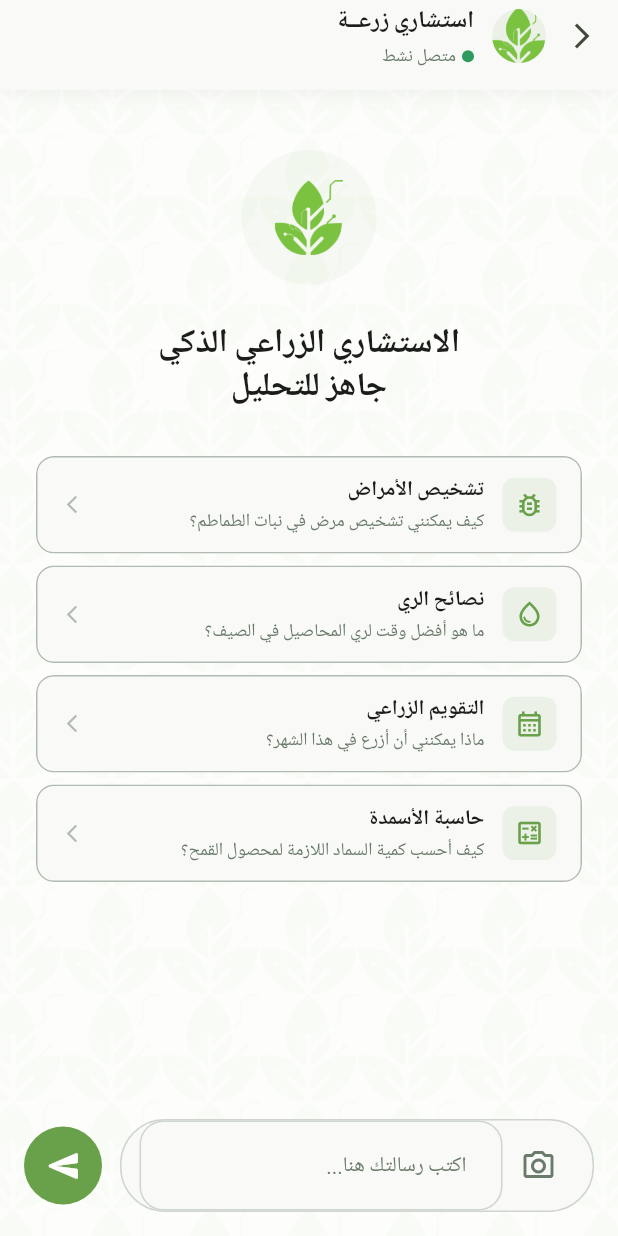
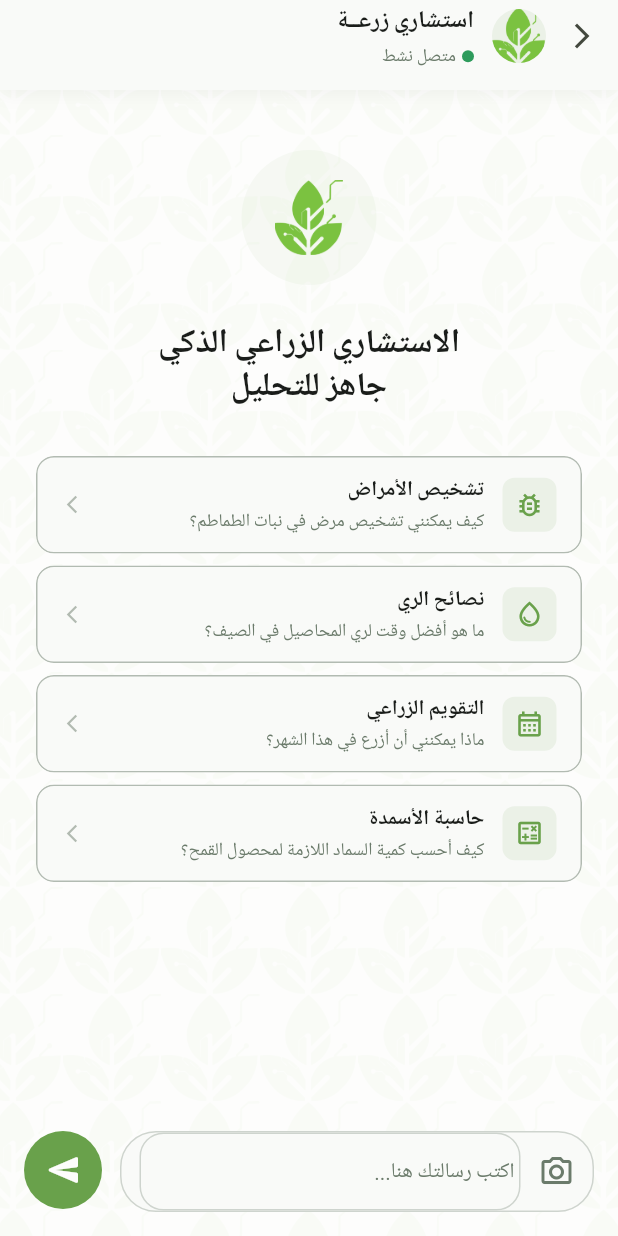
Before and after one commit to engsalah555/smart-farmer, a Flutter app: the ChatbotScreen screen opened by its route, on a phone screen of 412 x 824 dp. Run offline on Flutter 3.47's test engine with Material 3 defaults, Android fonts, the phone set to English and light mode, and no system bars; our stand-ins replace cached_network_image, camera, dio, firebase_core, firebase_database, fl_chart and 16 more; missing offline and left inert: camera_platform_interface, tflite_flutter; accounts and stored records are empty; network calls fail; Roboto replaces fonts that are missing (Cairo); project files that could hold a hidden picture were left out.

Commit message:
style(ai): merge image preview and text input into unified composer
- Wrap image preview and text field row in a single outer bordered container
- Adopt modern chat app composer layout (e.g. WhatsApp/iMessage)
- Align send button with the bottom of the composer as it expands

```diff
--- a/lib/features/ai/screens/chatbot_screen.dart
+++ b/lib/features/ai/screens/chatbot_screen.dart
@@ -552,23 +552,38 @@ class _ChatbotScreenState extends State<ChatbotScreen> {
   Widget _buildInputArea() {
     return Padding(
       padding: const EdgeInsets.all(16),
+      child: Row(
+        crossAxisAlignment: CrossAxisAlignment.end,
+        children: [
+          Expanded(
+            child: Container(
+              decoration: BoxDecoration(
+                color: context.surface,
+                borderRadius: BorderRadius.circular(24),
+                border: Border.all(color: context.border, width: 1),
+              ),
               child: Column(
+                mainAxisSize: MainAxisSize.min,
+                crossAxisAlignment: CrossAxisAlignment.start,
                 children: [
                   if (_selectedImage != null)
                     FadeInSlide(
                       beginOffset: const Offset(0, 0.5),
                       child: Container(
-                margin: const EdgeInsets.only(bottom: 12),
-                child: Align(
-                  alignment: AlignmentDirectional.centerStart,
+                        margin: const EdgeInsets.only(
+                          top: 16,
+                          right: 16,
+                          left: 16,
+                          bottom: 4,
+                        ),
                         child: Stack(
                           clipBehavior: Clip.none,
                           children: [
                             Container(
-                        width: 80,
-                        height: 80,
+                              width: 64,
+                              height: 64,
                               decoration: BoxDecoration(
-                          borderRadius: BorderRadius.circular(16),
+                                borderRadius: BorderRadius.circular(12),
                                 border: Border.all(
                                   color: context.primary.withValues(alpha: 0.3),
                                 ),
@@ -576,13 +591,13 @@ class _ChatbotScreenState extends State<ChatbotScreen> {
                               clipBehavior: Clip.antiAlias,
                               child: Image.file(
                                 File(_selectedImage!.path),
-                          cacheWidth: 200,
+                                cacheWidth: 150,
                                 fit: BoxFit.cover,
                               ),
                             ),
                             PositionedDirectional(
-                        top: -16,
-                        start: -16,
+                              top: -12,
+                              start: -12,
                               child: Semantics(
                                 label: 'إزالة الصورة',
                                 button: true,
@@ -590,15 +605,15 @@ class _ChatbotScreenState extends State<ChatbotScreen> {
                                   onTap: _removeSelectedImage,
                                   behavior: HitTestBehavior.opaque,
                                   child: Padding(
-                              padding: const EdgeInsets.all(8.0),
+                                    padding: const EdgeInsets.all(6.0),
                                     child: CircleAvatar(
-                                radius: 14,
+                                      radius: 12,
                                       backgroundColor: context.error.withValues(
                                         alpha: 0.9,
                                       ),
                                       child: Icon(
                                         Icons.close_rounded,
-                                  size: 16,
+                                        size: 14,
                                         color: context.white,
                                       ),
                                     ),
@@ -610,20 +625,12 @@ class _ChatbotScreenState extends State<ChatbotScreen> {
                         ),
                       ),
                     ),
-            ),
                   Row(
+                    crossAxisAlignment: CrossAxisAlignment.end,
                     children: [
-              Expanded(
-                child: Container(
-                  padding: const EdgeInsets.symmetric(horizontal: 12),
-                  decoration: BoxDecoration(
-                    color: context.surface,
-                    borderRadius: BorderRadius.circular(30),
-                    border: Border.all(color: context.border, width: 1),
-                  ),
-                  child: Row(
-                    children: [
-                      IconButton(
+                      Padding(
+                        padding: const EdgeInsets.only(bottom: 2),
+                        child: IconButton(
                           tooltip: 'إرفاق صورة',
                           icon: Icon(
                             Icons.camera_alt_outlined,
@@ -632,6 +639,7 @@ class _ChatbotScreenState extends State<ChatbotScreen> {
                                 : context.textMuted,
                           ),
                           onPressed: _pickImage,
+                        ),
                       ),
                       Expanded(
                         child: TextField(
@@ -643,12 +651,18 @@ class _ChatbotScreenState extends State<ChatbotScreen> {
                               color: context.textMuted,
                               fontSize: 14,
                             ),
+                            contentPadding: const EdgeInsets.symmetric(
+                              vertical: 14,
+                            ),
                           ),
                           style: TextStyle(color: context.textColor),
                           minLines: 1,
                           maxLines: 4,
                           onSubmitted: (_) => _handleSendMessage(),
                         ),
+                      ),
+                      const SizedBox(width: 12),
+                    ],
                   ),
                 ],
               ),
@@ -662,6 +676,7 @@ class _ChatbotScreenState extends State<ChatbotScreen> {
               onTap: _handleSendMessage,
               child: Container(
                 padding: const EdgeInsets.all(14),
+                margin: const EdgeInsets.only(bottom: 2),
                 decoration: BoxDecoration(
                   color: context.primary,
                   shape: BoxShape.circle,
@@ -669,8 +684,6 @@ class _ChatbotScreenState extends State<ChatbotScreen> {
                 child: Icon(Icons.send_rounded, color: context.white),
               ),
             ),
-              ),
-            ],
           ),
         ],
       ),
```
Lines whose indentation alone changed are shown as unchanged.
